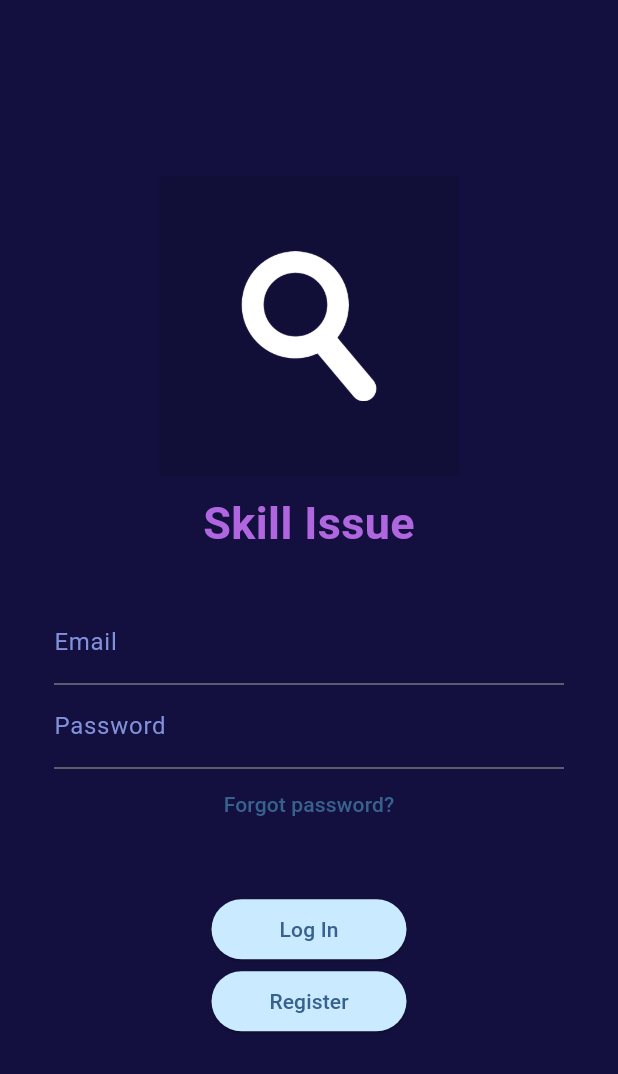
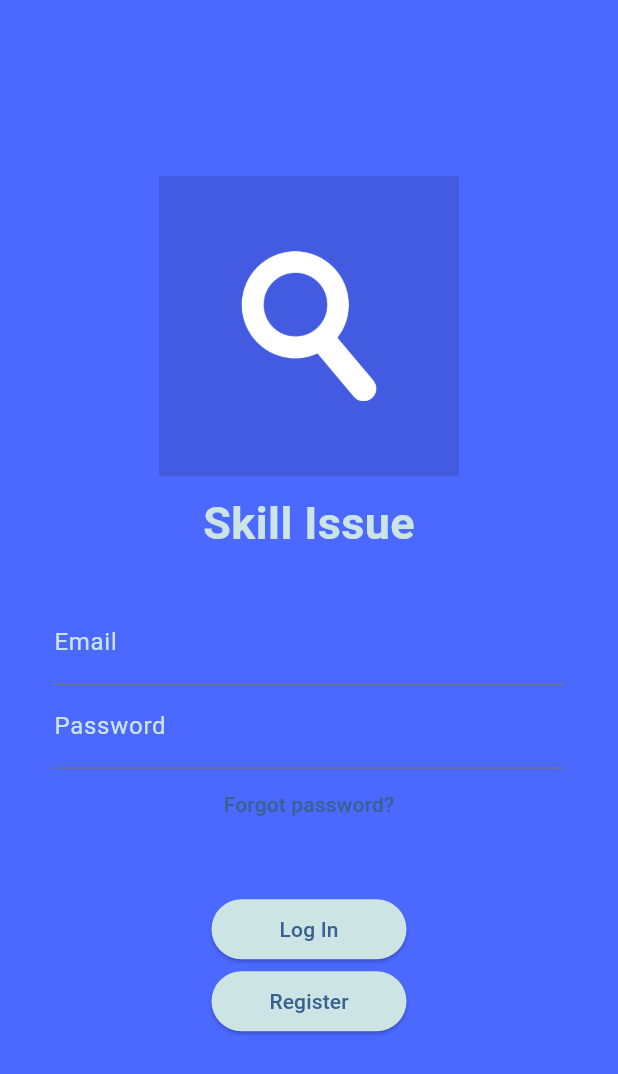
Before and after one commit to skill-search/skill-search, a Flutter app: the screen it shows after launch, on a phone screen of 412 x 824 dp. Shown: the top 1074 px of the screen. Run offline on Flutter 3.47's test engine with Material 3 defaults, Android fonts, the phone set to English and light mode, and no system bars; our stand-ins replace carousel_slider, cloud_firestore, firebase_auth, firebase_core, get; accounts and stored records are empty.

Commit message:
login page colors

```diff
--- a/frontend/lib/auth/login_page.dart
+++ b/frontend/lib/auth/login_page.dart
@@ -3,11 +3,11 @@ import 'package:cloud_firestore/cloud_firestore.dart';
 import 'package:firebase_auth/firebase_auth.dart';
 import 'package:flutter/material.dart';
 
-Color _backgroundColor = const Color.fromARGB(255, 19, 16, 63);
-Color _buttonColor = const Color.fromARGB(255, 202, 234, 255);
-Color _textColor = const Color.fromARGB(255, 176, 102, 223);
+Color _backgroundColor = Color(0xFF4b68ff);
+Color _buttonColor = Color.fromARGB(255, 204, 229, 228);
+Color _textColor = Color.fromARGB(255, 204, 229, 228);
 Color _textFieldColor = const Color.fromARGB(255, 242, 212, 146);
-Color _textFieldTextColor = const Color.fromARGB(255, 130, 145, 219);
+Color _textFieldTextColor = Color.fromARGB(255, 204, 229, 228);
 
 class LoginPage extends StatefulWidget {
   final VoidCallback showRegisterPage;
@@ -53,10 +53,10 @@ class _LoginPageState extends State<LoginPage> {
     }
 
     //add new user to chat database if doesnt alr exist
-    _fireStore.collection('users').doc(_emailController.text).set({
-        'email': _emailController.text
-        }, SetOptions(merge: true)
-      );
+    _fireStore
+        .collection('users')
+        .doc(_emailController.text)
+        .set({'email': _emailController.text}, SetOptions(merge: true));
   }
 
   @override
--- a/frontend/lib/auth/register_page.dart
+++ b/frontend/lib/auth/register_page.dart
@@ -2,11 +2,11 @@ import 'package:cloud_firestore/cloud_firestore.dart';
 import 'package:flutter/material.dart';
 import 'package:firebase_auth/firebase_auth.dart';
 
-Color _backgroundColor = const Color.fromARGB(255, 19, 16, 63);
-Color _buttonColor = const Color.fromARGB(255, 202, 234, 255);
-Color _textColor = const Color.fromARGB(255, 176, 102, 223);
+Color _backgroundColor = Color(0xFF4b68ff);
+Color _buttonColor = Color.fromARGB(255, 204, 229, 228);
+Color _textColor = Color.fromARGB(255, 204, 229, 228);
 Color _textFieldColor = const Color.fromARGB(255, 242, 212, 146);
-Color _textFieldTextColor = const Color.fromARGB(255, 130, 145, 219);
+Color _textFieldTextColor = Color.fromARGB(255, 204, 229, 228);
 
 class RegisterPage extends StatefulWidget {
   final VoidCallback showLoginPage;
@@ -50,12 +50,11 @@ class _RegisterPageState extends State<RegisterPage> {
             email: _emailController.text.trim(),
             password: _passwordController.text.trim());
 
-                //after creating new user create document for chat
+        //after creating new user create document for chat
         _fireStore.collection('users').doc(_emailController.text).set({
           'email': _emailController.text,
           'username': _usernameController.text
-          }
-        );
+        });
       } on FirebaseAuthException catch (e) {
         String message;
         if (e.code == 'weak-password') {
@@ -77,8 +76,6 @@ class _RegisterPageState extends State<RegisterPage> {
             content: Text(message),
           ),
         );
-
-
       }
     } else {
       ScaffoldMessenger.of(context).showSnackBar(
```
